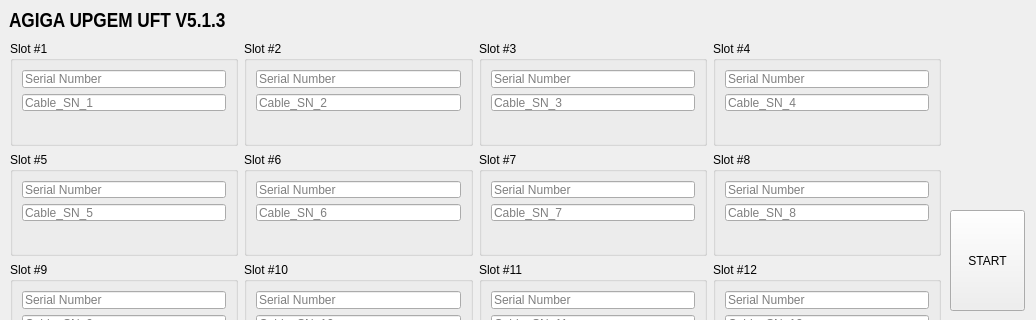
Old version of the form src/UFT_GUI/UFT_Ui.ui in the repository zhoupisen/Garnet; both pictures show x 0 to 1036 and y 0 to 320 of the 1036 by 877 pixel window.
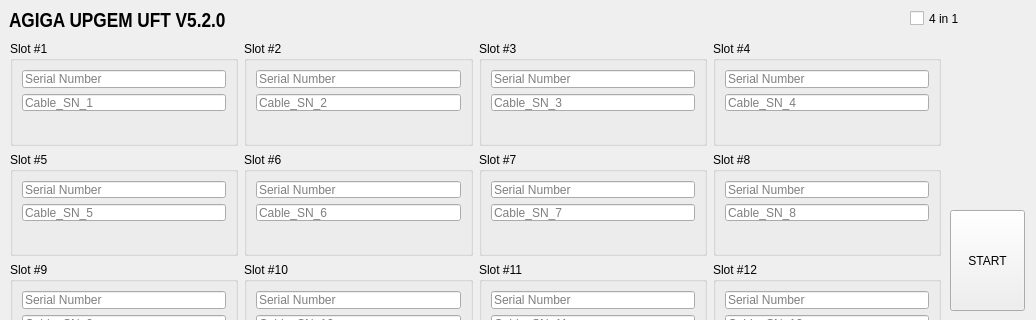
New version of the form. Custom widgets are drawn as their Qt base class.

Commit message: Step 1. Add a checkbox called Mode4in1 to set Amber4x/e serial.

Patch:
```diff
--- a/src/UFT_GUI/UFT_Ui.ui
+++ b/src/UFT_GUI/UFT_Ui.ui
@@ -441,7 +441,7 @@
     <bool>false</bool>
    </property>
    <property name="text">
-    <string>AGIGA UPGEM UFT V5.1.3</string>
+    <string>AGIGA UPGEM UFT V5.2.0</string>
    </property>
    <property name="textFormat">
     <enum>Qt::AutoText</enum>
@@ -1244,6 +1244,25 @@
     </item>
    </layout>
   </widget>
+  <widget class="QCheckBox" name="Mode4in1">
+   <property name="geometry">
+    <rect>
+     <x>910</x>
+     <y>10</y>
+     <width>67</width>
+     <height>17</height>
+    </rect>
+   </property>
+   <property name="sizePolicy">
+    <sizepolicy hsizetype="Maximum" vsizetype="Fixed">
+     <horstretch>0</horstretch>
+     <verstretch>0</verstretch>
+    </sizepolicy>
+   </property>
+   <property name="text">
+    <string>4 in 1</string>
+   </property>
+  </widget>
  </widget>
  <customwidgets>
   <customwidget>
```
Left out of the diff: 192 changed lines with no effect on the pictures. The commit also changes 4 other files.
